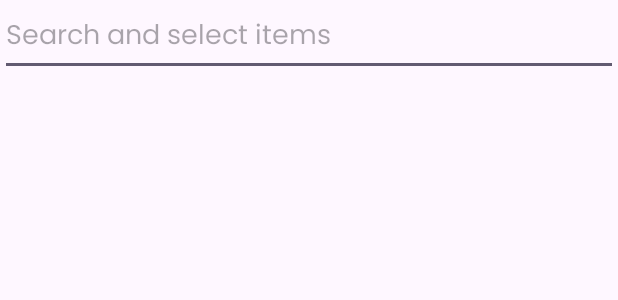
After one commit to toffergig/PokedexJavaApp, an Android app: the layout compare_pokemon_activity.xml on its own in the app's theme, with its tools: preview values and no code run, on a phone screen of 412 x 824 dp. The commit adds this screen. Shown: the top 300 px of the screen. Run offline under Robolectric (Android 15) with nearby library versions, the phone set to English and light mode, and no system bars.

Commit message:
fixed layout and added compare pokemon screen

```diff
--- a/app/src/main/AndroidManifest.xml
+++ b/app/src/main/AndroidManifest.xml
@@ -15,13 +15,15 @@
         android:theme="@style/Theme.PokedexJavaApp"
         tools:targetApi="31">
         <activity
+            android:name=".ComparePokemonActivity"
+            android:exported="false" />
+        <activity
             android:name=".PokemonDetailsActivity"
             android:exported="false" />
         <activity
             android:name=".MainActivity"
             android:exported="true"
             android:theme="@style/Theme.MyApp.MySplash">
-
             <intent-filter>
                 <action android:name="android.intent.action.MAIN" />
 
--- a/app/src/main/java/com/example/pokedexjavaapp/MainActivity.java
+++ b/app/src/main/java/com/example/pokedexjavaapp/MainActivity.java
@@ -26,7 +26,7 @@ public class MainActivity extends AppCompatActivity {
 
     // Constants
     private static final String TAG = "MainActivity";
-    private static final int PAGE_SIZE = 20;
+    private static final int PAGE_SIZE = 660;
     private static final int GRID_COLUMN_COUNT = 2;
 
     // UI Components
--- a/app/src/main/java/com/example/pokedexjavaapp/PokemonDetailsActivity.java
+++ b/app/src/main/java/com/example/pokedexjavaapp/PokemonDetailsActivity.java
@@ -124,7 +124,7 @@ public class PokemonDetailsActivity extends AppCompatActivity {
 
             // Set layout parameters with margin
             LinearLayout.LayoutParams params = new LinearLayout.LayoutParams(
-                    LinearLayout.LayoutParams.MATCH_PARENT,
+                    LinearLayout.LayoutParams.WRAP_CONTENT,
                     LinearLayout.LayoutParams.WRAP_CONTENT
             );
             params.setMargins(0, 4, 0, 4);
@@ -158,7 +158,7 @@ public class PokemonDetailsActivity extends AppCompatActivity {
                     LinearLayout.LayoutParams.WRAP_CONTENT,
                     LinearLayout.LayoutParams.WRAP_CONTENT
             );
-            params.setMargins(0, 4, 0, 4); // Left, Top, Right, Bottom
+            params.setMargins(10, 0, 10, 0); // Left, Top, Right, Bottom
             typeTextView.setLayoutParams(params);
 
             // Add the TextView to the layout
--- /dev/null
+++ b/app/src/main/res/layout/compare_pokemon_activity.xml
@@ -0,0 +1,37 @@
+<?xml version="1.0" encoding="utf-8"?>
+<ScrollView xmlns:android="http://schemas.android.com/apk/res/android"
+    xmlns:app="http://schemas.android.com/apk/res-auto"
+    xmlns:tools="http://schemas.android.com/tools"
+    android:layout_width="match_parent"
+    android:layout_height="match_parent">
+    <androidx.constraintlayout.widget.ConstraintLayout
+        android:id="@+id/main"
+        android:layout_width="match_parent"
+        android:layout_height="wrap_content"
+        tools:context=".ComparePokemonActivity">
+
+        <AutoCompleteTextView
+            android:id="@+id/autoCompleteTextView"
+            android:layout_width="match_parent"
+            android:layout_height="wrap_content"
+            android:hint="Search and select items"
+            android:minHeight="48dp"
+            app:layout_constraintBottom_toBottomOf="parent"
+            app:layout_constraintEnd_toEndOf="parent"
+            app:layout_constraintHorizontal_bias="0.0"
+            app:layout_constraintStart_toStartOf="parent"
+            app:layout_constraintTop_toTopOf="parent"
+            app:layout_constraintVertical_bias="0.002" />
+
+        <com.google.android.material.chip.ChipGroup
+            android:id="@+id/chipGroup"
+            android:layout_width="match_parent"
+            android:layout_height="wrap_content"
+            app:layout_constraintBottom_toBottomOf="parent"
+            app:layout_constraintEnd_toEndOf="parent"
+            app:layout_constraintHorizontal_bias="0.0"
+            app:layout_constraintStart_toStartOf="parent"
+            app:layout_constraintTop_toBottomOf="@+id/autoCompleteTextView"
+            app:layout_constraintVertical_bias="0.0" />
+    </androidx.constraintlayout.widget.ConstraintLayout>
+</ScrollView>
--- a/app/src/main/res/values-night/themes.xml
+++ b/app/src/main/res/values-night/themes.xml
@@ -1,8 +1,10 @@
 <resources xmlns:tools="http://schemas.android.com/tools">
     <!-- Base application theme. -->
-    <style name="Base.Theme.PokedexJavaApp" parent="Theme.Material3.DayNight.NoActionBar">
+    <style name="Base.Theme.PokedexJavaApp" parent="Theme.Material3.DayNight">
         <!-- Customize your dark theme here. -->
         <!-- <item name="colorPrimary">@color/my_dark_primary</item> -->
         <item name="fontFamily">@font/font_family</item>
+        <item name="colorPrimary">@color/colorPrimary</item>
+        <item name="actionBarStyle">@color/colorPrimary</item>
     </style>
 </resources>
--- a/app/src/main/res/values/strings.xml
+++ b/app/src/main/res/values/strings.xml
@@ -1,5 +1,5 @@
 <resources>
-    <string name="app_name">PokedexJavaApp</string>
+    <string name="app_name">Pokédex</string>
     <string name="fetchApiBtn">Fetch Api</string>
     <string name="status">Api Not Yet Fetched</string>
 </resources>
--- a/app/src/main/res/values/themes.xml
+++ b/app/src/main/res/values/themes.xml
@@ -1,9 +1,11 @@
 <resources xmlns:tools="http://schemas.android.com/tools">
     <!-- Base application theme. -->
-    <style name="Base.Theme.PokedexJavaApp" parent="Theme.Material3.DayNight.NoActionBar">
+    <style name="Base.Theme.PokedexJavaApp" parent="Theme.Material3.DayNight">
         <!-- Customize your light theme here. -->
         <!-- <item name="colorPrimary">@color/my_light_primary</item> -->
         <item name="fontFamily">@font/font_family</item>
+        <item name="colorPrimary">@color/colorPrimary</item>
+        <item name="android:actionBarStyle">@color/colorPrimary</item>
     </style>
 
     <style name="Theme.PokedexJavaApp" parent="Base.Theme.PokedexJavaApp" />
```
Also changed, not shown: app/src/main/java/com/example/pokedexjavaapp/ComparePokemonActivity.java (added, +82 -0 lines), app/src/main/res/layout/pokemon_details_activity.xml (+44 -47 lines).
